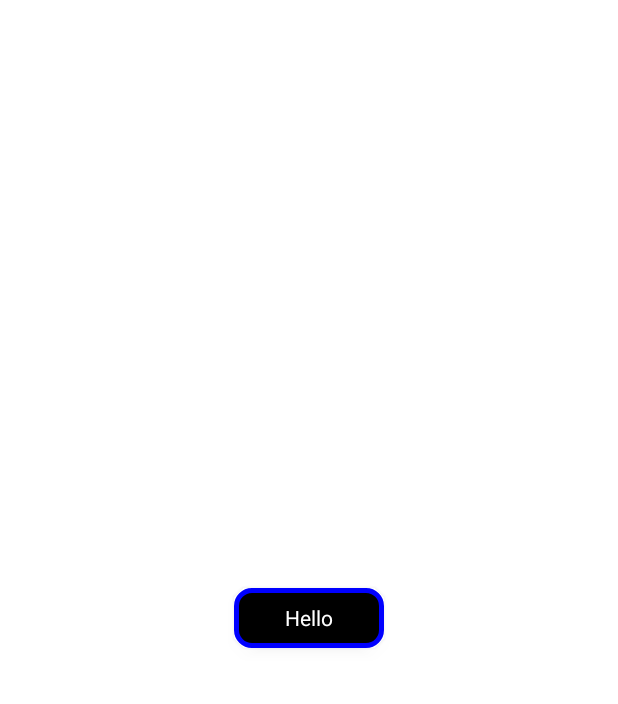
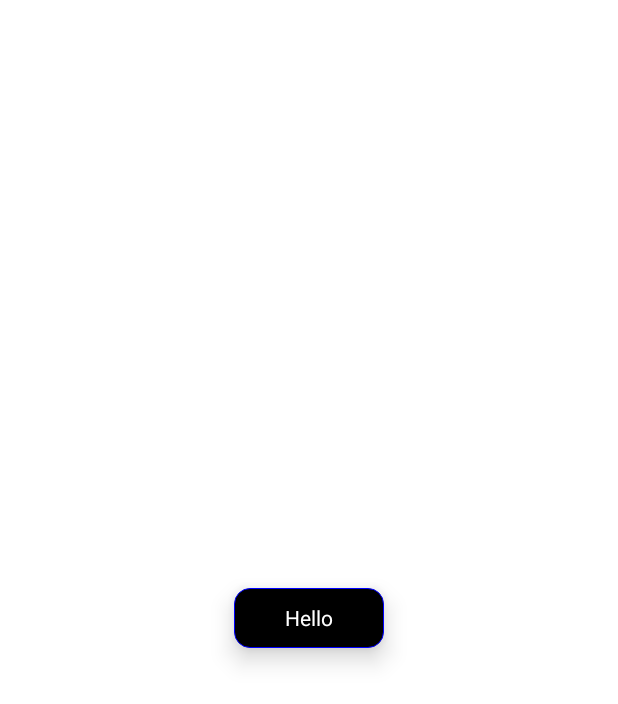
Before and after one commit to AndroidDev100/CustomButton, an Android app: the layout activity_main.xml on its own in the app's theme, with its tools: preview values and no code run, on a phone screen of 412 x 824 dp. Shown: the top 704 px of the screen. Run offline under Robolectric (Android 15) with nearby library versions, the phone set to English and light mode, and no system bars.

Commit message:
Added: Button type (normal, rounded)

```diff
--- a/app/src/main/java/com/example/custombutton/CustomButton.kt
+++ b/app/src/main/java/com/example/custombutton/CustomButton.kt
@@ -9,6 +9,7 @@ import android.view.View
 import androidx.appcompat.widget.AppCompatButton
 
 class CustomButton : AppCompatButton {
+    private var defaultStroke: Float = 0.0f
     private var defaultStrokeColor: Int = -1
     private var defaultPadding: Float = 0.0f
     private var defaultElevation: Float = 0.0f
@@ -17,6 +18,11 @@ class CustomButton : AppCompatButton {
     var attributeSet: AttributeSet? = null
     var scale: Float? = null
     var clickListner1: ((View) -> Unit)? = null
+    var buttonType: ButtonType? = null
+
+    enum class ButtonType {
+        normal, rounded
+    }
 
     constructor(context: Context, attributeSet: AttributeSet?) : super(
         context,
@@ -43,6 +49,11 @@ class CustomButton : AppCompatButton {
         this.ctx = context
         init(context, null, androidx.appcompat.R.style.Base_TextAppearance_AppCompat_Button)
     }
+
+    inline fun <reified T : Enum<T>> TypedArray.getEnum(index: Int, default: T) =
+        getInt(index, -1).let {
+            if (it >= 0) enumValues<T>()[it] else default
+        }
 
     override fun onMeasure(widthMeasureSpec: Int, heightMeasureSpec: Int) {
         val desiredWidth = (100 * scale!! + 0.5f).toInt()
@@ -93,17 +104,17 @@ class CustomButton : AppCompatButton {
     private fun init(context: Context, attributeSet: AttributeSet?, style: Int) {
         styledAttributes =
             context.theme.obtainStyledAttributes(attributeSet, R.styleable.CustomButton, 0, 0)
-        context.theme.obtainStyledAttributes(
-            this.attributeSet,
-            R.styleable.CustomButton,
-            0, 0
-        ).apply {
-
+        styledAttributes!!.apply {
             try {
                 defaultBackgroundColor = getColor(R.styleable.CustomButton_backgroundColor, 777)
                 defaultStrokeColor = getColor(R.styleable.CustomButton_defaultStrokeColor, 777)
                 defaultElevation = getDimension(R.styleable.CustomButton_defaultElevation, 1.0f)
                 defaultPadding = getDimension(R.styleable.CustomButton_defaultPadding, 1.0f)
+                defaultStroke = getDimension(R.styleable.CustomButton_defaultStroke, 1.0f)
+                buttonType = styledAttributes!!.getEnum(
+                    R.styleable.CustomButton_buttonType,
+                    ButtonType.normal
+                )
             } finally {
                 recycle()
             }
@@ -111,24 +122,12 @@ class CustomButton : AppCompatButton {
         scale = context.resources.displayMetrics.density
         setTextColor(context.resources.getColor(R.color.white))
         gravity = Gravity.CENTER
-        val shape = GradientDrawable()
-        shape.setCornerRadius((10 * scale!! + 0.5f))
-        if (defaultStrokeColor != -1) {
-            shape.setStroke((3 * scale!! + 0.5f).toInt(), defaultStrokeColor)
-        } else {
-            shape.setStroke((3 * scale!! + 0.5f).toInt(), context.resources.getColor(R.color.black))
-        }
-        if (defaultBackgroundColor != -1) {
-            shape.setColor(defaultBackgroundColor)
-        } else {
-            shape.setColor(context.resources.getColor(R.color.blue))
-        }
-        if (defaultElevation != 0.0f) {
+        if (defaultElevation != 1.0f) {
             elevation = defaultElevation
         } else {
             elevation = 10 * scale!! + 0.5f
         }
-        if (defaultPadding != 0.0f) {
+        if (defaultPadding != 1.0f) {
             setPadding(
                 defaultPadding.toInt(), defaultPadding.toInt(),
                 defaultPadding.toInt(), defaultPadding.toInt()
@@ -141,7 +140,41 @@ class CustomButton : AppCompatButton {
                 (10 * scale!! + 0.5f).toInt()
             )
         }
-        this.background = shape
-        //set custom properties
+
+        if (buttonType == ButtonType.normal) {
+            if (defaultBackgroundColor != -1) {
+                this.setBackgroundColor(defaultBackgroundColor)
+            } else {
+                this.setBackgroundColor(context.resources.getColor(R.color.blue))
+            }
+        } else {
+            val shape = GradientDrawable()
+            shape.setCornerRadius((10 * scale!! + 0.5f))
+            if (defaultStroke != 1.0f) {
+                if (defaultStrokeColor != 777) {
+                    shape.setStroke(defaultStroke.toInt(), defaultStrokeColor)
+                } else {
+                    shape.setStroke(
+                        defaultStroke.toInt(),
+                        context.resources.getColor(R.color.black)
+                    )
+                }
+            } else {
+                if (defaultStrokeColor != 777) {
+                    shape.setStroke((3 * scale!! + 0.5f).toInt(), defaultStrokeColor)
+                } else {
+                    shape.setStroke(
+                        (3 * scale!! + 0.5f).toInt(),
+                        context.resources.getColor(R.color.black)
+                    )
+                }
+            }
+            if (defaultBackgroundColor != 777) {
+                shape.setColor(defaultBackgroundColor)
+            } else {
+                shape.setColor(context.resources.getColor(R.color.blue))
+            }
+            this.background = shape
+        }
     }
 }
--- a/app/src/main/res/layout/activity_main.xml
+++ b/app/src/main/res/layout/activity_main.xml
@@ -13,14 +13,15 @@
             android:layout_width="100dp"
             android:layout_height="40dp"
             android:text="Hello"
+            app:buttonType="rounded"
+            app:defaultStroke="1dp"
             app:defaultStrokeColor="@color/blue"
             app:layout_constraintBottom_toBottomOf="parent"
             app:layout_constraintLeft_toLeftOf="parent"
             app:layout_constraintRight_toRightOf="parent"
             app:layout_constraintTop_toTopOf="parent"
-            custom:backgroundColor="@android:color/black"
-            custom:defaultElevation="4dp"
-            custom:defaultPadding="5dp" />
-
+            custom:backgroundColor="@color/black"
+            custom:defaultElevation="10dp"
+            custom:defaultPadding="7dp" />
     </androidx.constraintlayout.widget.ConstraintLayout>
 </layout>
--- a/app/src/main/res/values/attrs.xml
+++ b/app/src/main/res/values/attrs.xml
@@ -4,6 +4,11 @@
         <attr name="backgroundColor" format="color" />
         <attr name="defaultPadding" format="dimension" />
         <attr name="defaultElevation" format="dimension" />
+        <attr name="defaultStroke" format="dimension" />
         <attr name="defaultStrokeColor" format="color" />
+        <attr name="buttonType" format="enum">
+            <enum name="normal" value="0" />
+            <enum name="rounded" value="1" />
+        </attr>
     </declare-styleable>
 </resources>
```
